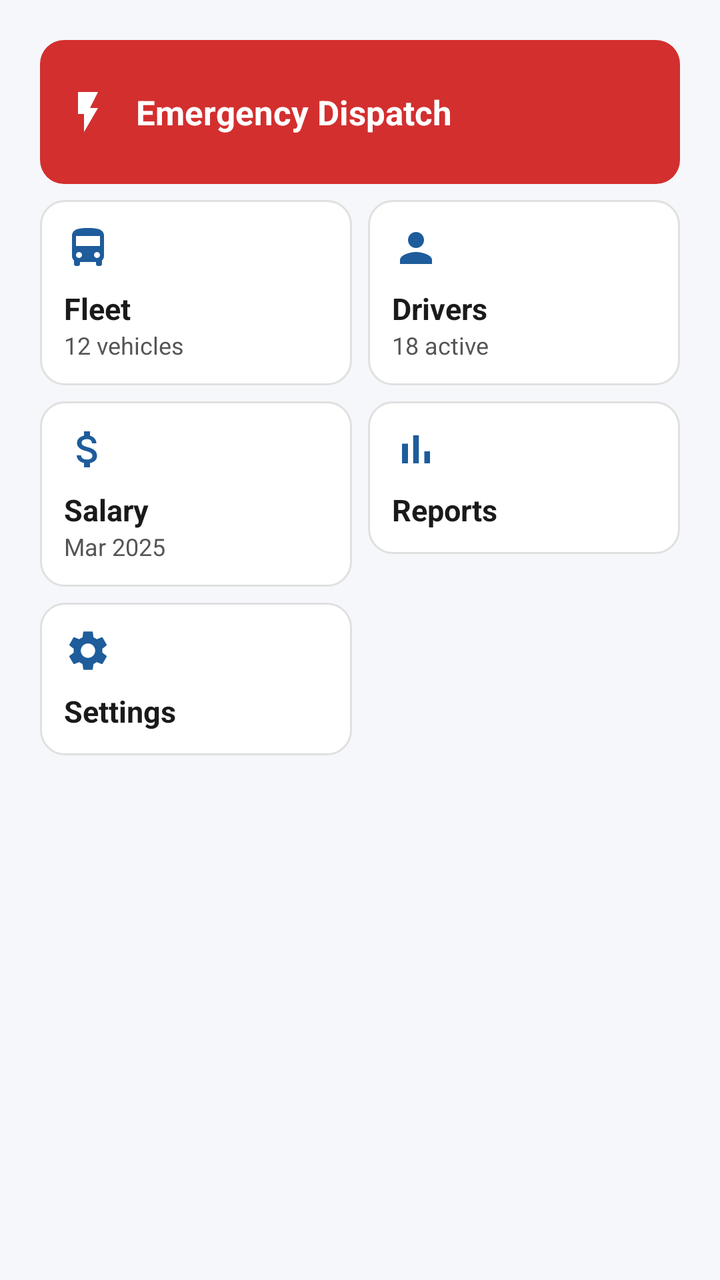
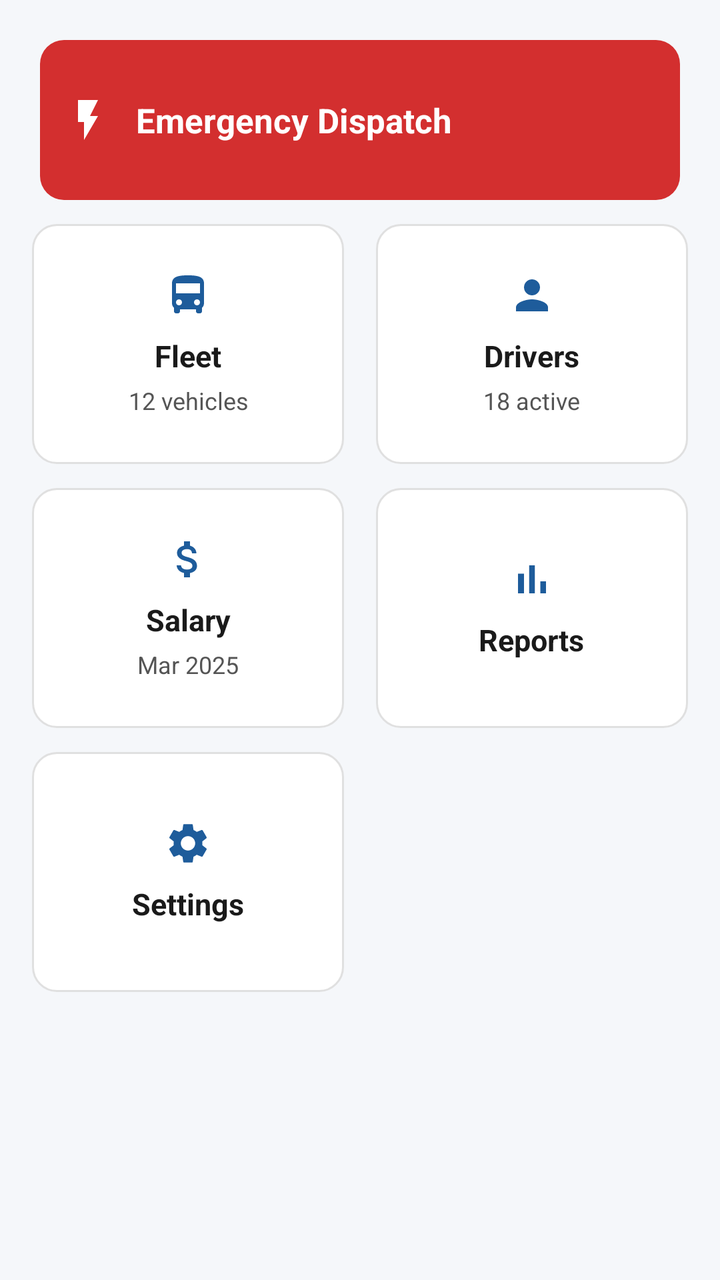

Two renders of the same Android screen: before a commit and after it. Below are the layout's source before the change and the commit's diff.
<!-- AndroidManifest.xml: application theme Theme.Drivo -->
<!-- res/layout/layout_dashboard_grid.xml -->
<?xml version="1.0" encoding="utf-8"?>
<GridLayout xmlns:android="http://schemas.android.com/apk/res/android"
    android:layout_width="match_parent"
    android:layout_height="wrap_content"
    android:columnCount="2"
    android:useDefaultMargins="true"
    android:padding="@dimen/margin_screen">

    
    <LinearLayout
        android:layout_width="0dp"
        android:layout_height="72dp"
        android:layout_columnSpan="2"
        android:layout_gravity="fill_horizontal"
        android:background="@drawable/bg_card_red"
        android:padding="@dimen/margin_card"
        android:orientation="horizontal"
        android:gravity="center_vertical">

        <ImageView
            android:layout_width="@dimen/size_icon_medium"
            android:layout_height="@dimen/size_icon_medium"
            android:src="@drawable/ic_dispatch"
            android:contentDescription="@string/card_emergency_dispatch" />

        <TextView
            android:layout_width="wrap_content"
            android:layout_height="wrap_content"
            android:layout_marginStart="@dimen/margin_card"
            android:text="@string/card_emergency_dispatch"
            android:textSize="@dimen/text_size_h3"
            android:textColor="@color/white"
            android:textStyle="bold" />
    </LinearLayout>

    
    <LinearLayout
        android:layout_width="0dp"
        android:layout_height="wrap_content"
        android:layout_columnWeight="1"
        android:background="@drawable/bg_card"
        android:padding="@dimen/margin_card"
        android:orientation="vertical">

        <ImageView
            android:layout_width="@dimen/size_icon_medium"
            android:layout_height="@dimen/size_icon_medium"
            android:src="@drawable/ic_vehicle"
            android:contentDescription="@string/card_fleet" />

        <TextView
            android:layout_width="wrap_content"
            android:layout_height="wrap_content"
            android:layout_marginTop="@dimen/margin_item"
            android:text="@string/card_fleet"
            android:textSize="@dimen/text_size_body1"
            android:textColor="@color/colorTextPrimary"
            android:textStyle="bold" />

        <TextView
            android:layout_width="wrap_content"
            android:layout_height="wrap_content"
            android:text="@string/card_subtitle_fleet"
            android:textSize="@dimen/text_size_caption"
            android:textColor="@color/colorTextSecondary" />
    </LinearLayout>

    
    <LinearLayout
        android:layout_width="0dp"
        android:layout_height="wrap_content"
        android:layout_columnWeight="1"
        android:background="@drawable/bg_card"
        android:padding="@dimen/margin_card"
        android:orientation="vertical">

        <ImageView
            android:layout_width="@dimen/size_icon_medium"
            android:layout_height="@dimen/size_icon_medium"
            android:src="@drawable/ic_driver"
            android:contentDescription="@string/card_drivers" />

        <TextView
            android:layout_width="wrap_content"
            android:layout_height="wrap_content"
            android:layout_marginTop="@dimen/margin_item"
            android:text="@string/card_drivers"
            android:textSize="@dimen/text_size_body1"
            android:textColor="@color/colorTextPrimary"
            android:textStyle="bold" />

        <TextView
            android:layout_width="wrap_content"
            android:layout_height="wrap_content"
            android:text="@string/card_subtitle_drivers"
            android:textSize="@dimen/text_size_caption"
            android:textColor="@color/colorTextSecondary" />
    </LinearLayout>

    
    <LinearLayout
        android:layout_width="0dp"
        android:layout_height="wrap_content"
        android:layout_columnWeight="1"
        android:background="@drawable/bg_card"
        android:padding="@dimen/margin_card"
        android:orientation="vertical">

        <ImageView
            android:layout_width="@dimen/size_icon_medium"
            android:layout_height="@dimen/size_icon_medium"
            android:src="@drawable/ic_salary"
            android:contentDescription="@string/card_salary" />

        <TextView
            android:layout_width="wrap_content"
            android:layout_height="wrap_content"
            android:layout_marginTop="@dimen/margin_item"
            android:text="@string/card_salary"
            android:textSize="@dimen/text_size_body1"
            android:textColor="@color/colorTextPrimary"
            android:textStyle="bold" />

        <TextView
            android:layout_width="wrap_content"
            android:layout_height="wrap_content"
            android:text="@string/card_subtitle_salary"
            android:textSize="@dimen/text_size_caption"
            android:textColor="@color/colorTextSecondary" />
    </LinearLayout>

    
    <LinearLayout
        android:layout_width="0dp"
        android:layout_height="wrap_content"
        android:layout_columnWeight="1"
        android:background="@drawable/bg_card"
        android:padding="@dimen/margin_card"
        android:orientation="vertical">

        <ImageView
            android:layout_width="@dimen/size_icon_medium"
            android:layout_height="@dimen/size_icon_medium"
            android:src="@drawable/ic_reports"
            android:contentDescription="@string/card_reports" />

        <TextView
            android:layout_width="wrap_content"
            android:layout_height="wrap_content"
            android:layout_marginTop="@dimen/margin_item"
            android:text="@string/card_reports"
            android:textSize="@dimen/text_size_body1"
            android:textColor="@color/colorTextPrimary"
            android:textStyle="bold" />
    </LinearLayout>

    
    <LinearLayout
        android:layout_width="0dp"
        android:layout_height="wrap_content"
        android:layout_columnWeight="1"
        android:background="@drawable/bg_card"
        android:padding="@dimen/margin_card"
        android:orientation="vertical">

        <ImageView
            android:layout_width="@dimen/size_icon_medium"
            android:layout_height="@dimen/size_icon_medium"
            android:src="@drawable/ic_settings"
            android:contentDescription="@string/card_settings" />

        <TextView
            android:layout_width="wrap_content"
            android:layout_height="wrap_content"
            android:layout_marginTop="@dimen/margin_item"
            android:text="@string/card_settings"
            android:textSize="@dimen/text_size_body1"
            android:textColor="@color/colorTextPrimary"
            android:textStyle="bold" />
    </LinearLayout>

</GridLayout>
<!-- resources referenced by this layout -->
<resources>
  <color name="colorTextPrimary">#1A1A1A</color>
  <color name="colorTextSecondary">#555555</color>
  <color name="white">#FFFFFF</color>
  <dimen name="margin_card">12dp</dimen>
  <dimen name="margin_item">8dp</dimen>
  <dimen name="margin_screen">16dp</dimen>
  <dimen name="size_icon_medium">24dp</dimen>
  <dimen name="text_size_body1">15sp</dimen>
  <dimen name="text_size_caption">12sp</dimen>
  <dimen name="text_size_h3">17sp</dimen>
  <!-- drawable bg_card (drawable) -->
  <?xml version="1.0" encoding="utf-8"?>
  <shape xmlns:android="http://schemas.android.com/apk/res/android">
      <solid android:color="@color/colorSurface"/>
      <corners android:radius="@dimen/corner_radius_card"/>
      <stroke android:width="1dp" android:color="@color/colorCardStroke"/>
  </shape>
  <!-- drawable bg_card_red (drawable) -->
  <?xml version="1.0" encoding="utf-8"?>
  <shape xmlns:android="http://schemas.android.com/apk/res/android">
      <solid android:color="@color/colorError"/>
      <corners android:radius="@dimen/corner_radius_card"/>
  </shape>
  <!-- drawable ic_dispatch (drawable) -->
  <?xml version="1.0" encoding="utf-8"?>
  <vector xmlns:android="http://schemas.android.com/apk/res/android"
      android:width="24dp" android:height="24dp"
      android:viewportWidth="24" android:viewportHeight="24">
      <path android:fillColor="@color/white"
          android:pathData="M7,2v11h3v9l7,-12h-4l4,-8z"/>
  </vector>
  <!-- drawable ic_driver (drawable) -->
  <?xml version="1.0" encoding="utf-8"?>
  <vector xmlns:android="http://schemas.android.com/apk/res/android"
      android:width="24dp" android:height="24dp"
      android:viewportWidth="24" android:viewportHeight="24">
      <path android:fillColor="@color/colorPrimary"
          android:pathData="M12,12c2.21,0 4,-1.79 4,-4s-1.79,-4 -4,-4 -4,1.79 -4,4 1.79,4 4,4zM12,14c-2.67,0 -8,1.34 -8,4v2h16v-2c0,-2.66 -5.33,-4 -8,-4z"/>
  </vector>
  <!-- drawable ic_reports (drawable) -->
  <?xml version="1.0" encoding="utf-8"?>
  <vector xmlns:android="http://schemas.android.com/apk/res/android"
      android:width="24dp" android:height="24dp"
      android:viewportWidth="24" android:viewportHeight="24">
      <path android:fillColor="@color/colorPrimary"
          android:pathData="M5,9.2h3V19L5,19zM10.6,5h2.8v14h-2.8zM16.2,13h2.8v6h-2.8z"/>
  </vector>
  <string name="card_drivers">Drivers</string>
  <string name="card_emergency_dispatch">Emergency Dispatch</string>
  <string name="card_fleet">Fleet</string>
  <string name="card_reports">Reports</string>
  <string name="card_salary">Salary</string>
  <string name="card_settings">Settings</string>
  <string name="card_subtitle_drivers">18 active</string>
  <string name="card_subtitle_fleet">12 vehicles</string>
  <string name="card_subtitle_salary">Mar 2025</string>
  <style name="Theme.Drivo" parent="Theme.MaterialComponents.DayNight.NoActionBar">
          <item name="colorPrimary">@color/colorPrimary</item>
          <item name="colorPrimaryVariant">@color/colorPrimaryDark</item>
          <item name="colorOnPrimary">@color/white</item>
          <item name="colorSecondary">@color/colorAccent</item>
          <item name="android:windowBackground">@color/colorBackground</item>
      </style>
  <color name="colorSurface">#FFFFFF</color>
  <dimen name="corner_radius_card">12dp</dimen>
  <color name="colorCardStroke">#E0E0E0</color>
  <color name="colorError">#D32F2F</color>
  <color name="colorPrimary">#1E5C9B</color>
  <color name="colorPrimaryDark">#1E3A5F</color>
  <color name="colorAccent">#FF8C00</color>
  <color name="colorBackground">#F5F7FA</color>
  <!-- unchanged entries left out for length: 3 -->
</resources>

<!-- the commit's change to res/layout/layout_dashboard_grid.xml (unified diff, before → after) -->
@@ -8,10 +8,12 @@
 
     
     <LinearLayout
-        android:layout_width="0dp"
-        android:layout_height="72dp"
+        android:id="@+id/card_emergency_dispatch"
+        android:layout_width="0dp"
+        android:layout_height="80dp"
         android:layout_columnSpan="2"
         android:layout_gravity="fill_horizontal"
+        android:layout_marginBottom="@dimen/margin_item"
         android:background="@drawable/bg_card_red"
         android:padding="@dimen/margin_card"
         android:orientation="horizontal"
@@ -21,11 +23,13 @@
             android:layout_width="@dimen/size_icon_medium"
             android:layout_height="@dimen/size_icon_medium"
             android:src="@drawable/ic_dispatch"
-            android:contentDescription="@string/card_emergency_dispatch" />
-
-        <TextView
-            android:layout_width="wrap_content"
-            android:layout_height="wrap_content"
+            android:contentDescription="@string/card_emergency_dispatch"
+            android:tint="@color/white" />
+
+        <TextView
+            android:layout_width="0dp"
+            android:layout_height="wrap_content"
+            android:layout_weight="1"
             android:layout_marginStart="@dimen/margin_card"
             android:text="@string/card_emergency_dispatch"
             android:textSize="@dimen/text_size_h3"
@@ -35,18 +39,25 @@
 
     
     <LinearLayout
-        android:layout_width="0dp"
-        android:layout_height="wrap_content"
-        android:layout_columnWeight="1"
-        android:background="@drawable/bg_card"
-        android:padding="@dimen/margin_card"
-        android:orientation="vertical">
+        android:id="@+id/card_fleet"
+        android:layout_width="0dp"
+        android:layout_height="120dp"
+        android:layout_columnWeight="1"
+        android:layout_row="1"
+        android:layout_column="0"
+        android:layout_marginEnd="@dimen/margin_item"
+        android:layout_marginBottom="@dimen/margin_item"
+        android:background="@drawable/bg_card"
+        android:padding="@dimen/margin_card"
+        android:orientation="vertical"
+        android:gravity="center">
 
         <ImageView
             android:layout_width="@dimen/size_icon_medium"
             android:layout_height="@dimen/size_icon_medium"
             android:src="@drawable/ic_vehicle"
-            android:contentDescription="@string/card_fleet" />
+            android:contentDescription="@string/card_fleet"
+            android:tint="@color/colorPrimary" />
 
         <TextView
             android:layout_width="wrap_content"
@@ -55,30 +66,40 @@
             android:text="@string/card_fleet"
             android:textSize="@dimen/text_size_body1"
             android:textColor="@color/colorTextPrimary"
-            android:textStyle="bold" />
-
-        <TextView
-            android:layout_width="wrap_content"
-            android:layout_height="wrap_content"
+            android:textStyle="bold"
+            android:gravity="center" />
+
+        <TextView
+            android:layout_width="wrap_content"
+            android:layout_height="wrap_content"
+            android:layout_marginTop="4dp"
             android:text="@string/card_subtitle_fleet"
             android:textSize="@dimen/text_size_caption"
-            android:textColor="@color/colorTextSecondary" />
-    </LinearLayout>
-
-    
-    <LinearLayout
-        android:layout_width="0dp"
-        android:layout_height="wrap_content"
-        android:layout_columnWeight="1"
-        android:background="@drawable/bg_card"
-        android:padding="@dimen/margin_card"
-        android:orientation="vertical">
+            android:textColor="@color/colorTextSecondary"
+            android:gravity="center" />
+    </LinearLayout>
+
+    
+    <LinearLayout
+        android:id="@+id/card_drivers"
+        android:layout_width="0dp"
+        android:layout_height="120dp"
+        android:layout_columnWeight="1"
+        android:layout_row="1"
+        android:layout_column="1"
+        android:layout_marginStart="@dimen/margin_item"
+        android:layout_marginBottom="@dimen/margin_item"
+        android:background="@drawable/bg_card"
+        android:padding="@dimen/margin_card"
+        android:orientation="vertical"
+        android:gravity="center">
 
         <ImageView
             android:layout_width="@dimen/size_icon_medium"
             android:layout_height="@dimen/size_icon_medium"
             android:src="@drawable/ic_driver"
-            android:contentDescription="@string/card_drivers" />
+            android:contentDescription="@string/card_drivers"
+            android:tint="@color/colorPrimary" />
 
         <TextView
             android:layout_width="wrap_content"
@@ -87,30 +108,40 @@
             android:text="@string/card_drivers"
             android:textSize="@dimen/text_size_body1"
             android:textColor="@color/colorTextPrimary"
-            android:textStyle="bold" />
-
-        <TextView
-            android:layout_width="wrap_content"
-            android:layout_height="wrap_content"
+            android:textStyle="bold"
+            android:gravity="center" />
+
+        <TextView
+            android:layout_width="wrap_content"
+            android:layout_height="wrap_content"
+            android:layout_marginTop="4dp"
             android:text="@string/card_subtitle_drivers"
             android:textSize="@dimen/text_size_caption"
-            android:textColor="@color/colorTextSecondary" />
-    </LinearLayout>
-
-    
-    <LinearLayout
-        android:layout_width="0dp"
-        android:layout_height="wrap_content"
-        android:layout_columnWeight="1"
-        android:background="@drawable/bg_card"
-        android:padding="@dimen/margin_card"
-        android:orientation="vertical">
+            android:textColor="@color/colorTextSecondary"
+            android:gravity="center" />
+    </LinearLayout>
+
+    
+    <LinearLayout
+        android:id="@+id/card_salary"
+        android:layout_width="0dp"
+        android:layout_height="120dp"
+        android:layout_columnWeight="1"
+        android:layout_row="2"
+        android:layout_column="0"
+        android:layout_marginEnd="@dimen/margin_item"
+        android:layout_marginBottom="@dimen/margin_item"
+        android:background="@drawable/bg_card"
+        android:padding="@dimen/margin_card"
+        android:orientation="vertical"
+        android:gravity="center">
 
         <ImageView
             android:layout_width="@dimen/size_icon_medium"
             android:layout_height="@dimen/size_icon_medium"
             android:src="@drawable/ic_salary"
-            android:contentDescription="@string/card_salary" />
+            android:contentDescription="@string/card_salary"
+            android:tint="@color/colorPrimary" />
 
         <TextView
             android:layout_width="wrap_content"
@@ -119,30 +150,40 @@
             android:text="@string/card_salary"
             android:textSize="@dimen/text_size_body1"
             android:textColor="@color/colorTextPrimary"
-            android:textStyle="bold" />
-
-        <TextView
-            android:layout_width="wrap_content"
-            android:layout_height="wrap_content"
+            android:textStyle="bold"
+            android:gravity="center" />
+
+        <TextView
+            android:layout_width="wrap_content"
+            android:layout_height="wrap_content"
+            android:layout_marginTop="4dp"
             android:text="@string/card_subtitle_salary"
             android:textSize="@dimen/text_size_caption"
-            android:textColor="@color/colorTextSecondary" />
-    </LinearLayout>
-
-    
-    <LinearLayout
-        android:layout_width="0dp"
-        android:layout_height="wrap_content"
-        android:layout_columnWeight="1"
-        android:background="@drawable/bg_card"
-        android:padding="@dimen/margin_card"
-        android:orientation="vertical">
+            android:textColor="@color/colorTextSecondary"
+            android:gravity="center" />
+    </LinearLayout>
+
+    
+    <LinearLayout
+        android:id="@+id/card_reports"
+        android:layout_width="0dp"
+        android:layout_height="120dp"
+        android:layout_columnWeight="1"
+        android:layout_row="2"
+        android:layout_column="1"
+        android:layout_marginStart="@dimen/margin_item"
+        android:layout_marginBottom="@dimen/margin_item"
+        android:background="@drawable/bg_card"
+        android:padding="@dimen/margin_card"
+        android:orientation="vertical"
+        android:gravity="center">
 
         <ImageView
             android:layout_width="@dimen/size_icon_medium"
             android:layout_height="@dimen/size_icon_medium"
             android:src="@drawable/ic_reports"
-            android:contentDescription="@string/card_reports" />
+            android:contentDescription="@string/card_reports"
+            android:tint="@color/colorPrimary" />
 
         <TextView
             android:layout_width="wrap_content"
@@ -151,23 +192,30 @@
             android:text="@string/card_reports"
             android:textSize="@dimen/text_size_body1"
             android:textColor="@color/colorTextPrimary"
-            android:textStyle="bold" />
-    </LinearLayout>
-
-    
-    <LinearLayout
-        android:layout_width="0dp"
-        android:layout_height="wrap_content"
-        android:layout_columnWeight="1"
-        android:background="@drawable/bg_card"
-        android:padding="@dimen/margin_card"
-        android:orientation="vertical">
+            android:textStyle="bold"
+            android:gravity="center" />
+    </LinearLayout>
+
+    
+    <LinearLayout
+        android:id="@+id/card_settings"
+        android:layout_width="0dp"
+        android:layout_height="120dp"
+        android:layout_columnWeight="1"
+        android:layout_row="3"
+        android:layout_column="0"
+        android:layout_marginEnd="@dimen/margin_item"
+        android:background="@drawable/bg_card"
+        android:padding="@dimen/margin_card"
+        android:orientation="vertical"
+        android:gravity="center">
 
         <ImageView
             android:layout_width="@dimen/size_icon_medium"
             android:layout_height="@dimen/size_icon_medium"
             android:src="@drawable/ic_settings"
-            android:contentDescription="@string/card_settings" />
+            android:contentDescription="@string/card_settings"
+            android:tint="@color/colorPrimary" />
 
         <TextView
             android:layout_width="wrap_content"
@@ -176,7 +224,8 @@
             android:text="@string/card_settings"
             android:textSize="@dimen/text_size_body1"
             android:textColor="@color/colorTextPrimary"
-            android:textStyle="bold" />
+            android:textStyle="bold"
+            android:gravity="center" />
     </LinearLayout>
 
 </GridLayout>
